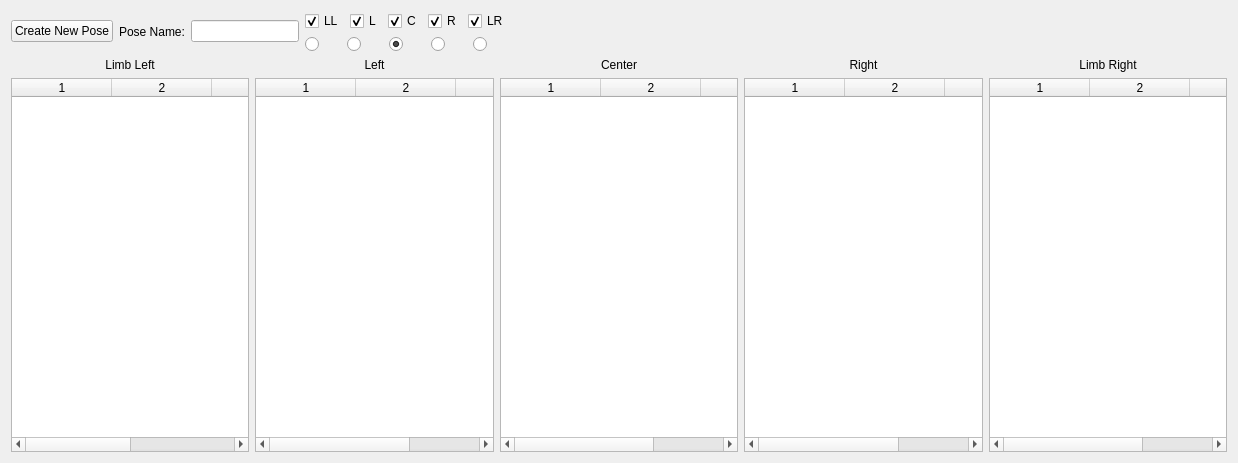
Qt form bm_framework_ros2_pkg/bm_framework_ros2_pkg/qt_app/ui_sources/angular_pose_manager.ui (Pzkane/BodyMotionsFramework) before a commit.
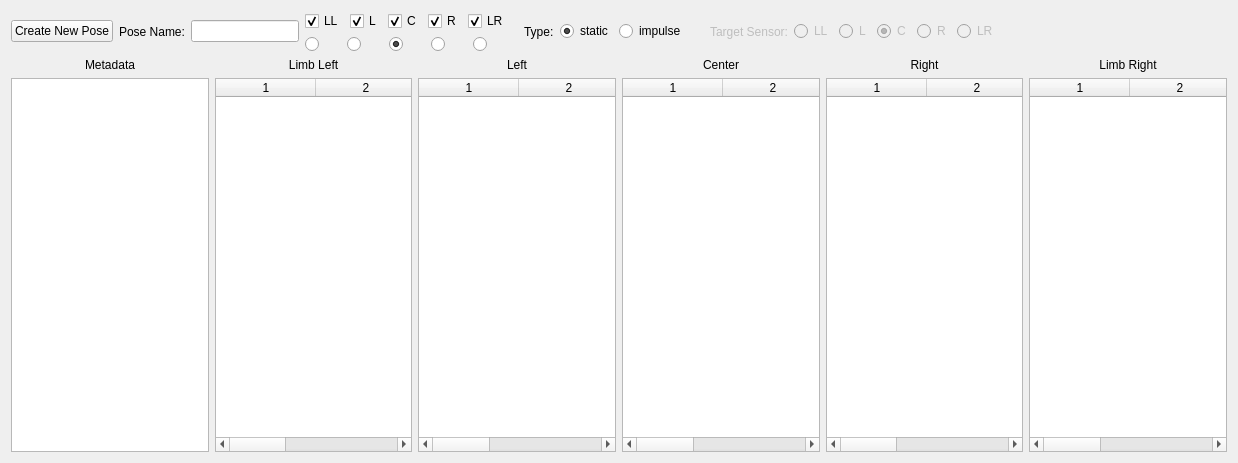
The same form after that commit.

Commit message: Added impulse pose registration

The edit to the form file:
```diff
--- a/bm_framework_ros2_pkg/bm_framework_ros2_pkg/qt_app/ui_sources/angular_pose_manager.ui
+++ b/bm_framework_ros2_pkg/bm_framework_ros2_pkg/qt_app/ui_sources/angular_pose_manager.ui
@@ -15,7 +15,7 @@
   </property>
   <layout class="QVBoxLayout" name="verticalLayout" stretch="0,0">
    <item>
-    <layout class="QHBoxLayout" name="horizontalLayout_2" stretch="0,0,0,0,1">
+    <layout class="QHBoxLayout" name="horizontalLayout_2" stretch="0,0,0,0,0,1,1">
      <item>
       <widget class="QPushButton" name="pushButton_create_pose">
        <property name="text">
@@ -136,6 +136,107 @@
        </item>
       </layout>
      </item>
+     <item>
+      <widget class="QWidget" name="widget_pose_type" native="true">
+       <layout class="QHBoxLayout" name="horizontalLayout_5">
+        <item>
+         <widget class="QLabel" name="label">
+          <property name="text">
+           <string>Type:</string>
+          </property>
+         </widget>
+        </item>
+        <item>
+         <widget class="QRadioButton" name="radioButton_static">
+          <property name="text">
+           <string>static</string>
+          </property>
+          <property name="checked">
+           <bool>true</bool>
+          </property>
+         </widget>
+        </item>
+        <item>
+         <widget class="QRadioButton" name="radioButton_impulse">
+          <property name="text">
+           <string>impulse</string>
+          </property>
+          <property name="checked">
+           <bool>false</bool>
+          </property>
+         </widget>
+        </item>
+       </layout>
+      </widget>
+     </item>
+     <item>
+      <widget class="QWidget" name="widget_imp_target_sensor" native="true">
+       <property name="enabled">
+        <bool>false</bool>
+       </property>
+       <layout class="QHBoxLayout" name="horizontalLayout_6">
+        <item>
+         <widget class="QLabel" name="label_target_sensor">
+          <property name="text">
+           <string>Target Sensor:</string>
+          </property>
+         </widget>
+        </item>
+        <item>
+         <layout class="QHBoxLayout" name="horizontalLayout_7">
+          <item>
+           <widget class="QRadioButton" name="radioButton_limb_left_imp">
+            <property name="text">
+             <string>LL</string>
+            </property>
+           </widget>
+          </item>
+          <item>
+           <widget class="QRadioButton" name="radioButton_left_imp">
+            <property name="text">
+             <string>L</string>
+            </property>
+           </widget>
+          </item>
+          <item>
+           <widget class="QRadioButton" name="radioButton_center_imp">
+            <property name="text">
+             <string>C</string>
+            </property>
+            <property name="checked">
+             <bool>true</bool>
+            </property>
+           </widget>
+          </item>
+          <item>
+           <widget class="QRadioButton" name="radioButton_right_imp">
+            <property name="text">
+             <string>R</string>
+            </property>
+            <property name="checked">
+             <bool>false</bool>
+            </property>
+           </widget>
+          </item>
+          <item>
+           <widget class="QRadioButton" name="radioButton_limb_right_imp">
+            <property name="text">
+             <string>LR</string>
+            </property>
+           </widget>
+          </item>
+         </layout>
+        </item>
+        <item>
+         <widget class="QLabel" name="label_impulse_status">
+          <property name="text">
+           <string/>
+          </property>
+         </widget>
+        </item>
+       </layout>
+      </widget>
+     </item>
      <item>
       <spacer name="horizontalSpacer">
        <property name="orientation">
@@ -152,7 +253,32 @@
     </layout>
    </item>
    <item>
-    <layout class="QHBoxLayout" name="horizontalLayout" stretch="0,0,0,0,0">
+    <layout class="QHBoxLayout" name="horizontalLayout" stretch="0,0,0,0,0,0">
+     <item>
+      <layout class="QVBoxLayout" name="verticalLayout_sensor_readings_7">
+       <item>
+        <layout class="QHBoxLayout" name="horizontalLayout_sensor_info_7">
+         <item>
+          <widget class="QLabel" name="label_metadata">
+           <property name="text">
+            <string>Metadata</string>
+           </property>
+           <property name="alignment">
+            <set>Qt::AlignCenter</set>
+           </property>
+          </widget>
+         </item>
+        </layout>
+       </item>
+       <item>
+        <widget class="QTableWidget" name="tableWidget_metadata">
+         <property name="columnCount">
+          <number>0</number>
+         </property>
+        </widget>
+       </item>
+      </layout>
+     </item>
      <item>
       <layout class="QVBoxLayout" name="verticalLayout_sensor_readings_2">
        <item>
@@ -172,12 +298,11 @@
        <item>
         <widget class="QTableWidget" name="tableWidget_limb_left">
          <property name="columnCount">
-          <number>4</number>
+          <number>3</number>
          </property>
          <column/>
          <column/>
          <column/>
-         <column/>
         </widget>
        </item>
       </layout>
```
The commit also changes 16 other files.
